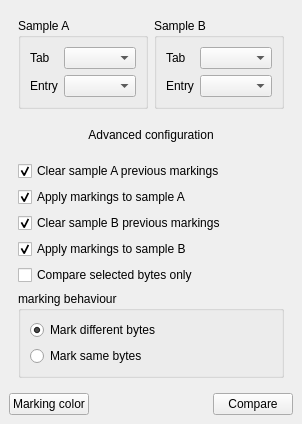
Above: gui/comparisondialog.ui from nccgroup/pip3line before the change. Below: the same form after it.
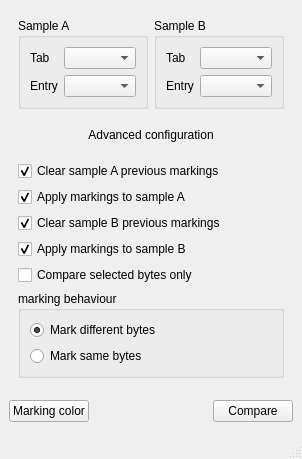
That is the form after the change. Icons and pictures are not drawn.

```diff
--- a/gui/comparisondialog.ui
+++ b/gui/comparisondialog.ui
@@ -16,12 +16,15 @@
     <x>0</x>
     <y>0</y>
     <width>286</width>
-    <height>379</height>
+    <height>459</height>
    </rect>
   </property>
   <property name="windowTitle">
    <string>Compare samples</string>
   </property>
+  <property name="sizeGripEnabled">
+   <bool>true</bool>
+  </property>
   <layout class="QVBoxLayout" name="verticalLayout">
    <property name="spacing">
     <number>0</number>
@@ -232,6 +235,19 @@
          </layout>
         </widget>
        </item>
+       <item>
+        <widget class="QLabel" name="resultLabel">
+         <property name="sizePolicy">
+          <sizepolicy hsizetype="Maximum" vsizetype="Maximum">
+           <horstretch>0</horstretch>
+           <verstretch>0</verstretch>
+          </sizepolicy>
+         </property>
+         <property name="text">
+          <string/>
+         </property>
+        </widget>
+       </item>
       </layout>
      </widget>
      <widget class="QWidget" name="processingPage">
```
Left out of the diff: 20 changed lines with no effect on the pictures.
